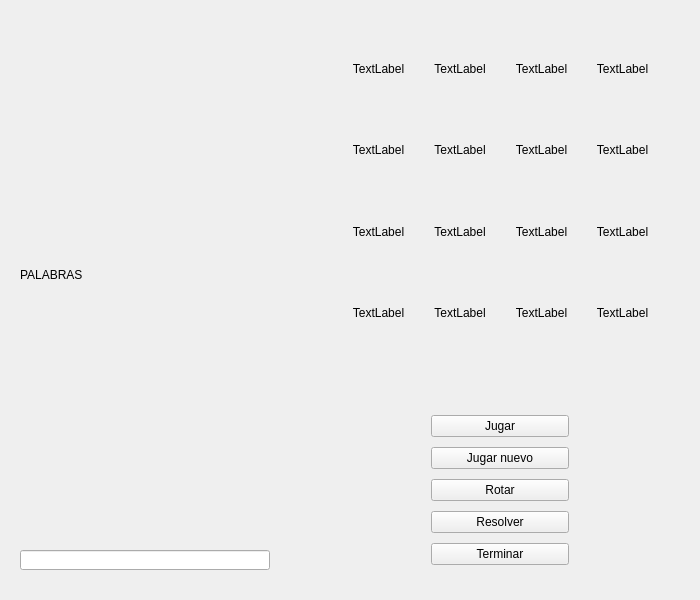
EdgarMagdaleno/Boggle, file widget.ui: the form before one commit.
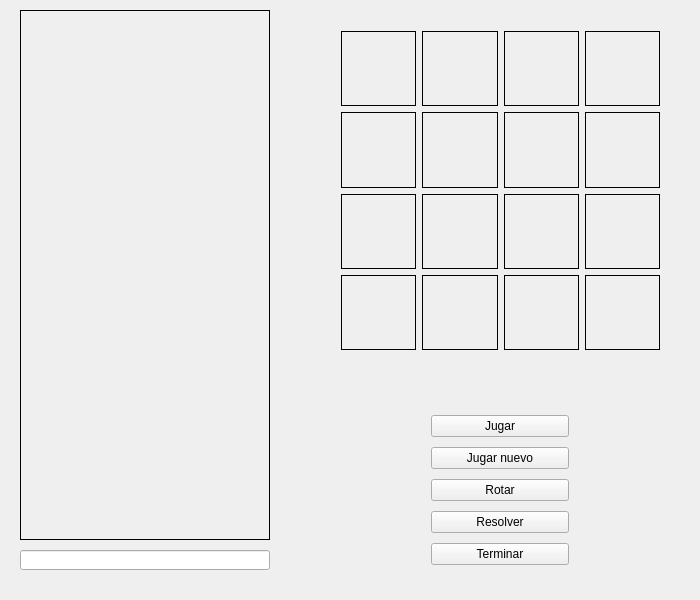
The form after the commit.

Diff of the .ui file:
```diff
--- a/widget.ui
+++ b/widget.ui
@@ -25,8 +25,16 @@
    <layout class="QGridLayout" name="gridLayout">
     <item row="0" column="0">
      <widget class="QLabel" name="label_1">
+      <property name="font">
+       <font>
+        <pointsize>20</pointsize>
+       </font>
+      </property>
+      <property name="frameShape">
+       <enum>QFrame::Box</enum>
+      </property>
       <property name="text">
-       <string>TextLabel</string>
+       <string/>
       </property>
       <property name="alignment">
        <set>Qt::AlignCenter</set>
@@ -35,8 +43,16 @@
     </item>
     <item row="0" column="1">
      <widget class="QLabel" name="label_2">
+      <property name="font">
+       <font>
+        <pointsize>20</pointsize>
+       </font>
+      </property>
+      <property name="frameShape">
+       <enum>QFrame::Box</enum>
+      </property>
       <property name="text">
-       <string>TextLabel</string>
+       <string/>
       </property>
       <property name="alignment">
        <set>Qt::AlignCenter</set>
@@ -45,8 +61,16 @@
     </item>
     <item row="0" column="2">
      <widget class="QLabel" name="label_3">
+      <property name="font">
+       <font>
+        <pointsize>20</pointsize>
+       </font>
+      </property>
+      <property name="frameShape">
+       <enum>QFrame::Box</enum>
+      </property>
       <property name="text">
-       <string>TextLabel</string>
+       <string/>
       </property>
       <property name="alignment">
        <set>Qt::AlignCenter</set>
@@ -55,8 +79,16 @@
     </item>
     <item row="0" column="3">
      <widget class="QLabel" name="label_4">
+      <property name="font">
+       <font>
+        <pointsize>20</pointsize>
+       </font>
+      </property>
+      <property name="frameShape">
+       <enum>QFrame::Box</enum>
+      </property>
       <property name="text">
-       <string>TextLabel</string>
+       <string/>
       </property>
       <property name="alignment">
        <set>Qt::AlignCenter</set>
@@ -65,8 +97,16 @@
     </item>
     <item row="1" column="0">
      <widget class="QLabel" name="label_5">
+      <property name="font">
+       <font>
+        <pointsize>20</pointsize>
+       </font>
+      </property>
+      <property name="frameShape">
+       <enum>QFrame::Box</enum>
+      </property>
       <property name="text">
-       <string>TextLabel</string>
+       <string/>
       </property>
       <property name="alignment">
        <set>Qt::AlignCenter</set>
@@ -75,8 +115,16 @@
     </item>
     <item row="1" column="1">
      <widget class="QLabel" name="label_6">
+      <property name="font">
+       <font>
+        <pointsize>20</pointsize>
+       </font>
+      </property>
+      <property name="frameShape">
+       <enum>QFrame::Box</enum>
+      </property>
       <property name="text">
-       <string>TextLabel</string>
+       <string/>
       </property>
       <property name="alignment">
        <set>Qt::AlignCenter</set>
@@ -85,8 +133,16 @@
     </item>
     <item row="1" column="2">
      <widget class="QLabel" name="label_7">
+      <property name="font">
+       <font>
+        <pointsize>20</pointsize>
+       </font>
+      </property>
+      <property name="frameShape">
+       <enum>QFrame::Box</enum>
+      </property>
       <property name="text">
-       <string>TextLabel</string>
+       <string/>
       </property>
       <property name="alignment">
        <set>Qt::AlignCenter</set>
@@ -95,8 +151,16 @@
     </item>
     <item row="1" column="3">
      <widget class="QLabel" name="label_8">
+      <property name="font">
+       <font>
+        <pointsize>20</pointsize>
+       </font>
+      </property>
+      <property name="frameShape">
+       <enum>QFrame::Box</enum>
+      </property>
       <property name="text">
-       <string>TextLabel</string>
+       <string/>
       </property>
       <property name="alignment">
        <set>Qt::AlignCenter</set>
@@ -105,8 +169,16 @@
     </item>
     <item row="2" column="0">
      <widget class="QLabel" name="label_9">
+      <property name="font">
+       <font>
+        <pointsize>20</pointsize>
+       </font>
+      </property>
+      <property name="frameShape">
+       <enum>QFrame::Box</enum>
+      </property>
       <property name="text">
-       <string>TextLabel</string>
+       <string/>
       </property>
       <property name="alignment">
        <set>Qt::AlignCenter</set>
@@ -115,8 +187,16 @@
     </item>
     <item row="2" column="1">
      <widget class="QLabel" name="label_10">
+      <property name="font">
+       <font>
+        <pointsize>20</pointsize>
+       </font>
+      </property>
+      <property name="frameShape">
+       <enum>QFrame::Box</enum>
+      </property>
       <property name="text">
-       <string>TextLabel</string>
+       <string/>
       </property>
       <property name="alignment">
        <set>Qt::AlignCenter</set>
@@ -125,8 +205,16 @@
     </item>
     <item row="2" column="2">
      <widget class="QLabel" name="label_11">
+      <property name="font">
+       <font>
+        <pointsize>20</pointsize>
+       </font>
+      </property>
+      <property name="frameShape">
+       <enum>QFrame::Box</enum>
+      </property>
       <property name="text">
-       <string>TextLabel</string>
+       <string/>
       </property>
       <property name="alignment">
        <set>Qt::AlignCenter</set>
@@ -135,8 +223,16 @@
     </item>
     <item row="2" column="3">
      <widget class="QLabel" name="label_12">
+      <property name="font">
+       <font>
+        <pointsize>20</pointsize>
+       </font>
+      </property>
+      <property name="frameShape">
+       <enum>QFrame::Box</enum>
+      </property>
       <property name="text">
-       <string>TextLabel</string>
+       <string/>
       </property>
       <property name="alignment">
        <set>Qt::AlignCenter</set>
@@ -145,8 +241,16 @@
     </item>
     <item row="3" column="0">
      <widget class="QLabel" name="label_13">
+      <property name="font">
+       <font>
+        <pointsize>20</pointsize>
+       </font>
+      </property>
+      <property name="frameShape">
+       <enum>QFrame::Box</enum>
+      </property>
       <property name="text">
-       <string>TextLabel</string>
+       <string/>
       </property>
       <property name="alignment">
        <set>Qt::AlignCenter</set>
@@ -155,8 +259,16 @@
     </item>
     <item row="3" column="1">
      <widget class="QLabel" name="label_14">
+      <property name="font">
+       <font>
+        <pointsize>20</pointsize>
+       </font>
+      </property>
+      <property name="frameShape">
+       <enum>QFrame::Box</enum>
+      </property>
       <property name="text">
-       <string>TextLabel</string>
+       <string/>
       </property>
       <property name="alignment">
        <set>Qt::AlignCenter</set>
@@ -165,8 +277,16 @@
     </item>
     <item row="3" column="2">
      <widget class="QLabel" name="label_15">
+      <property name="font">
+       <font>
+        <pointsize>20</pointsize>
+       </font>
+      </property>
+      <property name="frameShape">
+       <enum>QFrame::Box</enum>
+      </property>
       <property name="text">
-       <string>TextLabel</string>
+       <string/>
       </property>
       <property name="alignment">
        <set>Qt::AlignCenter</set>
@@ -175,8 +295,16 @@
     </item>
     <item row="3" column="3">
      <widget class="QLabel" name="label_16">
+      <property name="font">
+       <font>
+        <pointsize>20</pointsize>
+       </font>
+      </property>
+      <property name="frameShape">
+       <enum>QFrame::Box</enum>
+      </property>
       <property name="text">
-       <string>TextLabel</string>
+       <string/>
       </property>
       <property name="alignment">
        <set>Qt::AlignCenter</set>
@@ -254,8 +382,14 @@
      <height>530</height>
     </rect>
    </property>
+   <property name="frameShape">
+    <enum>QFrame::Box</enum>
+   </property>
    <property name="text">
-    <string>PALABRAS</string>
+    <string notr="true"/>
+   </property>
+   <property name="textFormat">
+    <enum>Qt::PlainText</enum>
    </property>
   </widget>
  </widget>
```
Left out of the diff: 18 changed lines with no effect on the pictures.
